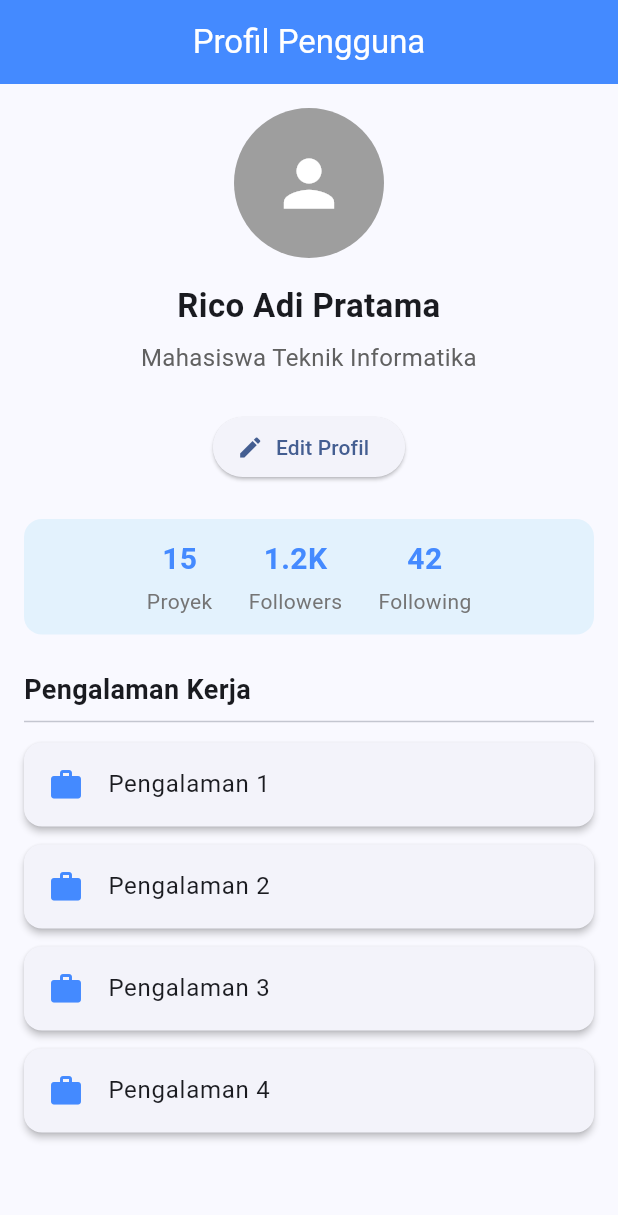
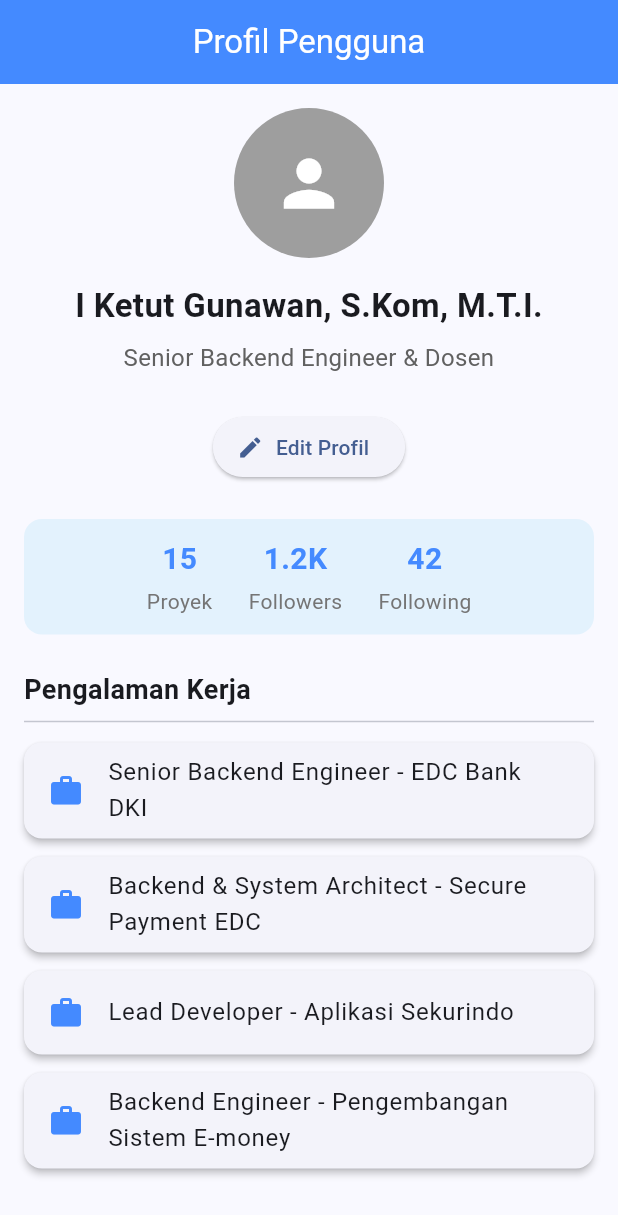
Before and after one commit to snzza/tugas-pertemuan-5, a Flutter app: the screen it shows after launch, on a phone screen of 412 x 824 dp. Shown: the top 1215 px of the screen. Run offline on Flutter 3.47's test engine with Material 3 defaults, Android fonts, the phone set to English and light mode, and no system bars.

Commit message:
fix: kembalikan data profil ke contoh materi dan sesuaikan test

```diff
--- a/lib/profile_page.dart
+++ b/lib/profile_page.dart
@@ -8,13 +8,13 @@ class ProfilePage extends StatefulWidget {
 }
 
 class _ProfilePageState extends State<ProfilePage> {
-  String userName = 'Rico Adi Pratama';
-  final String role = 'Mahasiswa Teknik Informatika';
+  String userName = 'I Ketut Gunawan, S.Kom, M.T.I.';
+  final String role = 'Senior Backend Engineer & Dosen';
   final List<String> experiences = const [
-    'Pengalaman 1',
-    'Pengalaman 2',
-    'Pengalaman 3',
-    'Pengalaman 4',
+    'Senior Backend Engineer - EDC Bank DKI',
+    'Backend & System Architect - Secure Payment EDC',
+    'Lead Developer - Aplikasi Sekurindo',
+    'Backend Engineer - Pengembangan Sistem E-money',
   ];
 
   @override
```
Also changed, not shown: 1 other file.
